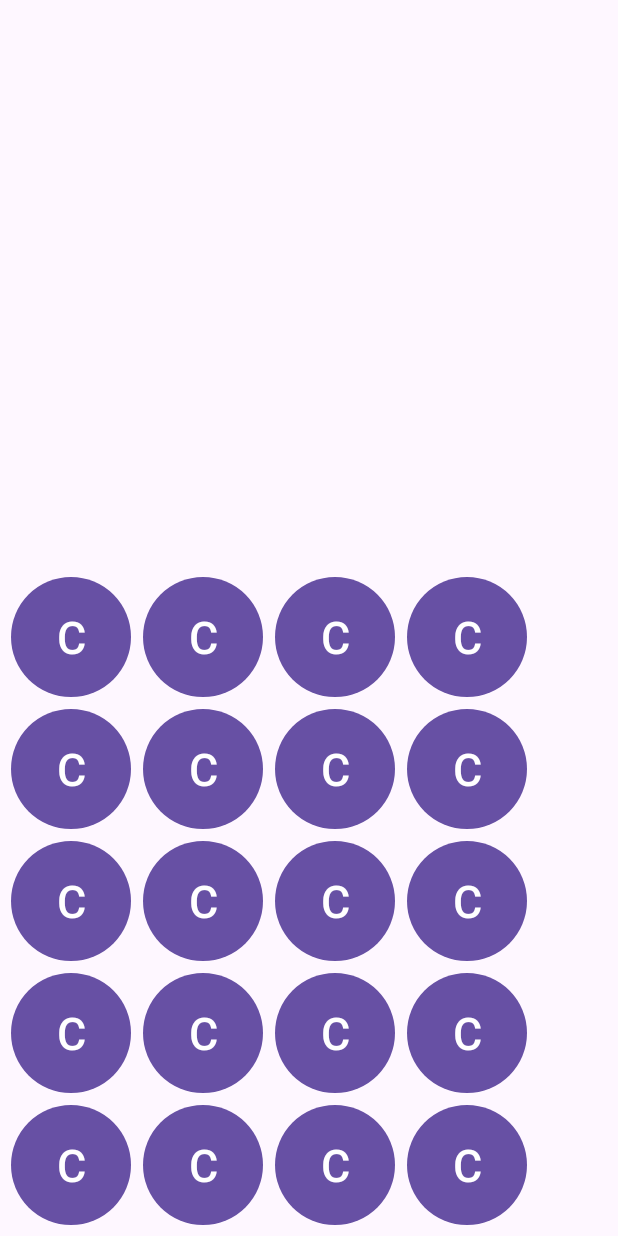
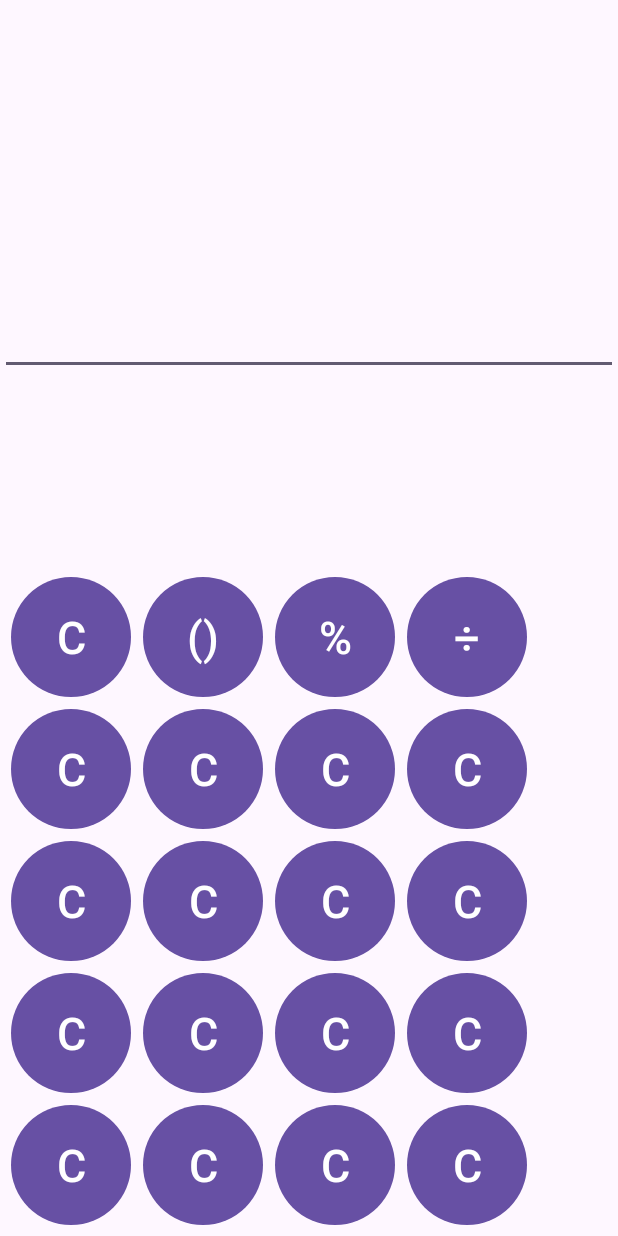
Before and after one commit to Bronnick/CalculatorApp, an Android app: the screen it shows after launch (MainActivity), on a phone screen of 412 x 824 dp. Run offline under Robolectric (Android 15) with nearby library versions, the phone set to English and light mode, and no system bars; our stand-ins replace Dagger/Hilt's generated code.

Commit message:
implemented text button editing

```diff
--- a/app/build.gradle.kts
+++ b/app/build.gradle.kts
@@ -44,6 +44,9 @@
 dependencies {
 
     implementation("androidx.core:core-ktx:1.12.0")
+    implementation("androidx.activity:activity-ktx:1.8.2")
+    implementation("androidx.hilt:hilt-navigation-fragment:1.1.0")
+    implementation("androidx.lifecycle:lifecycle-runtime-ktx:2.7.0")
     implementation("androidx.appcompat:appcompat:1.6.1")
     implementation("com.google.android.material:material:1.11.0")
     implementation("androidx.constraintlayout:constraintlayout:2.1.4")
@@ -55,3 +58,8 @@
     androidTestImplementation("androidx.test.ext:junit:1.1.5")
     androidTestImplementation("androidx.test.espresso:espresso-core:3.5.1")
 }
+
+
+kapt {
+    correctErrorTypes = true
+}
--- a/app/src/main/AndroidManifest.xml
+++ b/app/src/main/AndroidManifest.xml
@@ -3,6 +3,7 @@
     xmlns:tools="http://schemas.android.com/tools">
 
     <application
+        android:name=".MainApplication"
         android:allowBackup="true"
         android:dataExtractionRules="@xml/data_extraction_rules"
         android:fullBackupContent="@xml/backup_rules"
--- a/app/src/main/java/com/example/calculatorapp/MainActivity.kt
+++ b/app/src/main/java/com/example/calculatorapp/MainActivity.kt
@@ -2,8 +2,12 @@
 
 import androidx.appcompat.app.AppCompatActivity
 import android.os.Bundle
+import dagger.hilt.android.AndroidEntryPoint
 
+@AndroidEntryPoint
 class MainActivity : AppCompatActivity() {
+
+
     override fun onCreate(savedInstanceState: Bundle?) {
         super.onCreate(savedInstanceState)
         setContentView(R.layout.activity_main)
--- /dev/null
+++ b/app/src/main/java/com/example/calculatorapp/MainApplication.kt
@@ -0,0 +1,7 @@
+package com.example.calculatorapp
+
+import android.app.Application
+import dagger.hilt.android.HiltAndroidApp
+
+@HiltAndroidApp
+class MainApplication : Application()
--- a/app/src/main/java/com/example/calculatorapp/ui/ButtonFragment.kt
+++ b/app/src/main/java/com/example/calculatorapp/ui/ButtonFragment.kt
@@ -1,8 +1,40 @@
 package com.example.calculatorapp.ui
 
+import android.os.Bundle
+import android.view.LayoutInflater
+import android.view.View
+import android.view.ViewGroup
+import android.widget.Button
+import androidx.core.view.children
 import androidx.fragment.app.Fragment
+import androidx.fragment.app.activityViewModels
 import com.example.calculatorapp.R
+import com.example.calculatorapp.databinding.ButtonPanelBinding
+import com.example.calculatorapp.view_models.CalculatorViewModel
 
 class ButtonFragment : Fragment(R.layout.button_panel){
+    private var binding: ButtonPanelBinding? = null
 
+    private val viewModel: CalculatorViewModel by activityViewModels()
+
+    override fun onCreateView(
+        inflater: LayoutInflater,
+        container: ViewGroup?,
+        savedInstanceState: Bundle?
+    ): View? {
+        binding = ButtonPanelBinding.inflate(inflater, container, false)
+        return binding?.root
+    }
+
+    override fun onViewCreated(view: View, savedInstanceState: Bundle?) {
+        super.onViewCreated(view, savedInstanceState)
+
+        binding?.root?.children?.let {
+            it.forEach { view ->
+                view.setOnClickListener { currentView ->
+                    viewModel.updateMathExpression((currentView as Button).text.toString())
+                }
+            }
+        }
+    }
 }
--- a/app/src/main/java/com/example/calculatorapp/ui/MathExpressionFragment.kt
+++ b/app/src/main/java/com/example/calculatorapp/ui/MathExpressionFragment.kt
@@ -5,11 +5,19 @@
 import android.view.View
 import android.view.ViewGroup
 import androidx.fragment.app.Fragment
+import androidx.fragment.app.activityViewModels
+import androidx.hilt.navigation.fragment.hiltNavGraphViewModels
+import androidx.lifecycle.LifecycleOwner
 import com.example.calculatorapp.R
 import com.example.calculatorapp.databinding.TextPanelBinding
+import com.example.calculatorapp.view_models.CalculatorViewModel
+import dagger.hilt.android.AndroidEntryPoint
 
+@AndroidEntryPoint
 class MathExpressionFragment : Fragment(R.layout.text_panel) {
     private var binding: TextPanelBinding? = null
+
+    private val viewModel: CalculatorViewModel by activityViewModels()
 
     override fun onCreateView(
         inflater: LayoutInflater,
@@ -20,5 +28,10 @@
         return binding?.root
     }
 
-
+    override fun onViewCreated(view: View, savedInstanceState: Bundle?) {
+        super.onViewCreated(view, savedInstanceState)
+        viewModel.mathExpression.observe(activity as LifecycleOwner) {
+            binding?.editTextMathExpression?.setText(it)
+        }
+    }
 }
--- a/app/src/main/java/com/example/calculatorapp/view_models/CalculatorViewModel.kt
+++ b/app/src/main/java/com/example/calculatorapp/view_models/CalculatorViewModel.kt
@@ -1,5 +1,25 @@
 package com.example.calculatorapp.view_models
 
-class CalculatorViewModel {
+import android.util.Log
+import androidx.lifecycle.LiveData
+import androidx.lifecycle.MutableLiveData
+import androidx.lifecycle.ViewModel
+import dagger.hilt.android.lifecycle.HiltViewModel
+import javax.inject.Inject
+
+@HiltViewModel
+class CalculatorViewModel @Inject constructor(): ViewModel() {
+
+    private val _mathExpression = MutableLiveData("")
+    val mathExpression: LiveData<String>
+        get() = _mathExpression
+
+    init {
+        Log.d("myLogs", "init")
+    }
+
+    fun updateMathExpression(s: String) {
+        _mathExpression.value += s
+    }
 
 }
--- a/app/src/main/res/layout/activity_main.xml
+++ b/app/src/main/res/layout/activity_main.xml
@@ -5,7 +5,6 @@
     android:layout_width="match_parent"
     android:layout_height="match_parent"
     tools:context=".MainActivity"
-    android:orientation="vertical"
     android:layout_gravity="center_vertical|center_horizontal|center">
 
 
--- a/app/src/main/res/layout/button_panel.xml
+++ b/app/src/main/res/layout/button_panel.xml
@@ -12,33 +12,33 @@
 
     <!-- Row 1 -->
     <Button
-        android:id="@+id/button1"
+        android:id="@+id/buttonClear"
         style="@style/RoundedButton"
-        android:text="C"
+        android:text="@string/button_clear"
         app:cornerRadius="40dp"
         android:layout_width="80dp"
         android:layout_height="80dp"/>
 
     <Button
-        android:id="@+id/button2"
+        android:id="@+id/buttonBrackets"
         style="@style/RoundedButton"
-        android:text="C"
+        android:text="@string/button_brackets"
         app:cornerRadius="40dp"
         android:layout_width="80dp"
         android:layout_height="80dp"/>
 
     <Button
-        android:id="@+id/button3"
+        android:id="@+id/buttonPercent"
         style="@style/RoundedButton"
-        android:text="C"
+        android:text="@string/button_percent"
         app:cornerRadius="40dp"
         android:layout_width="80dp"
         android:layout_height="80dp"/>
 
     <Button
-        android:id="@+id/button4"
+        android:id="@+id/buttonDivide"
         style="@style/RoundedButton"
-        android:text="C"
+        android:text="@string/button_divide"
         app:cornerRadius="40dp"
         android:layout_width="80dp"
         android:layout_height="80dp"/>
--- a/app/src/main/res/values/strings.xml
+++ b/app/src/main/res/values/strings.xml
@@ -1,3 +1,7 @@
 <resources>
     <string name="app_name">CalculatorApp</string>
+    <string name="button_clear">C</string>
+    <string name="button_brackets">()</string>
+    <string name="button_percent">%</string>
+    <string name="button_divide">÷</string>
 </resources>
```
